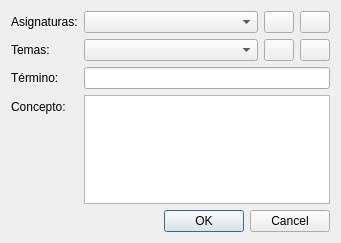
Above: apunteform.ui from EonSoulCout/Askme before the change. Below: the same form after it.
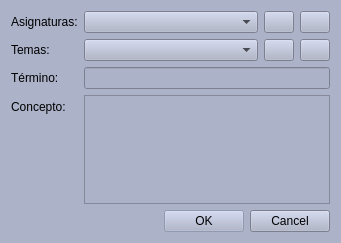
That is the form after the change. Icons and pictures are not drawn.

The edit to the form file:
```diff
--- a/apunteform.ui
+++ b/apunteform.ui
@@ -13,6 +13,19 @@
   <property name="windowTitle">
    <string>Apunte</string>
   </property>
+  <property name="styleSheet">
+   <string notr="true">background-color: rgb(172, 178, 200);
+alternate-background-color: rgb(172, 178, 200);
+border-color: rgb(172, 178, 200);
+border-top-color: rgb(172, 178, 200);
+border-right-color: rgb(172, 178, 200);
+border-left-color: rgb(172, 178, 200);
+border-bottom-color: rgb(172, 178, 200);
+border-bottom-color: rgb(172, 178, 200);
+gridline-color: rgb(193, 205, 235);
+selection-color: rgb(0, 0, 0);
+selection-background-color: rgb(193, 205, 235);</string>
+  </property>
   <layout class="QFormLayout" name="formLayout">
    <item row="0" column="0">
     <widget class="QLabel" name="label">
@@ -132,8 +145,8 @@
       <string>&lt;!DOCTYPE HTML PUBLIC &quot;-//W3C//DTD HTML 4.0//EN&quot; &quot;http://www.w3.org/TR/REC-html40/strict.dtd&quot;&gt;
 &lt;html&gt;&lt;head&gt;&lt;meta name=&quot;qrichtext&quot; content=&quot;1&quot; /&gt;&lt;style type=&quot;text/css&quot;&gt;
 p, li { white-space: pre-wrap; }
-&lt;/style&gt;&lt;/head&gt;&lt;body style=&quot; font-family:'MS Shell Dlg 2'; font-size:8.25pt; font-weight:400; font-style:normal;&quot;&gt;
-&lt;p style=&quot;-qt-paragraph-type:empty; margin-top:0px; margin-bottom:0px; margin-left:0px; margin-right:0px; -qt-block-indent:0; text-indent:0px; font-family:'Ubuntu'; font-size:11pt;&quot;&gt;&lt;br /&gt;&lt;/p&gt;&lt;/body&gt;&lt;/html&gt;</string>
+&lt;/style&gt;&lt;/head&gt;&lt;body style=&quot; font-family:'Ubuntu'; font-size:11pt; font-weight:400; font-style:normal;&quot;&gt;
+&lt;p style=&quot;-qt-paragraph-type:empty; margin-top:0px; margin-bottom:0px; margin-left:0px; margin-right:0px; -qt-block-indent:0; text-indent:0px;&quot;&gt;&lt;br /&gt;&lt;/p&gt;&lt;/body&gt;&lt;/html&gt;</string>
      </property>
     </widget>
    </item>
```
Left out of the diff: 20 changed lines with no effect on the pictures.
